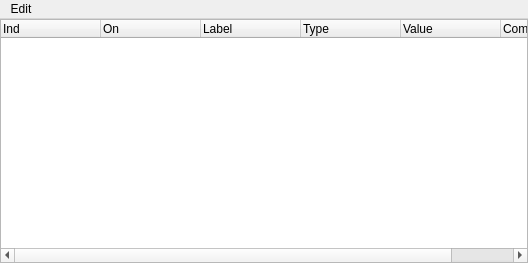
First picture: the form in appli/grapher/ui/wgVariables.ui, repository snaress/studio, before the edit.
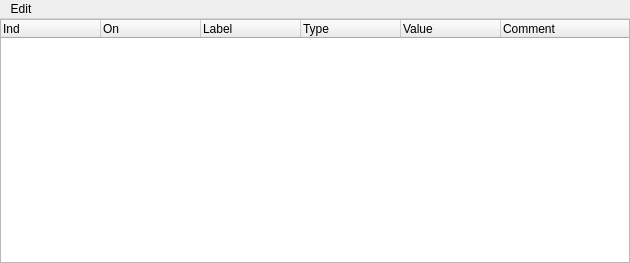
Second picture: the form after the edit.

The edit to the form file:
```diff
--- a/appli/grapher/ui/wgVariables.ui
+++ b/appli/grapher/ui/wgVariables.ui
@@ -6,7 +6,7 @@
    <rect>
     <x>0</x>
     <y>0</y>
-    <width>528</width>
+    <width>630</width>
     <height>263</height>
    </rect>
   </property>
@@ -77,7 +77,7 @@
     <rect>
      <x>0</x>
      <y>0</y>
-     <width>528</width>
+     <width>630</width>
      <height>21</height>
     </rect>
    </property>
```
